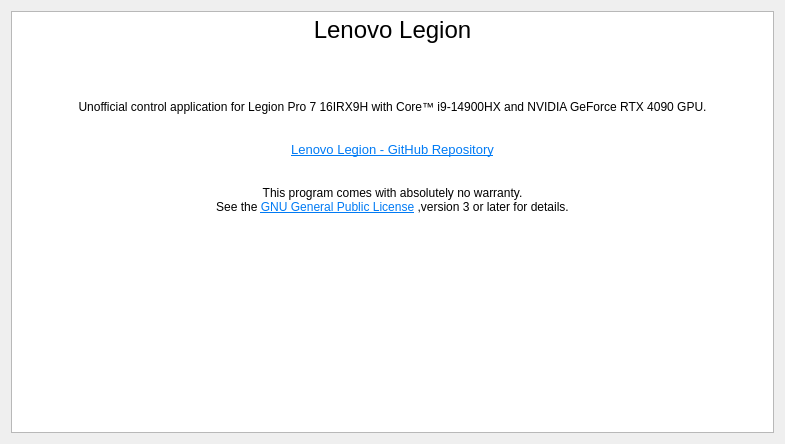
Qt form LenovoLegion/LenovoLegion-Application/AboutWindow.ui (bolekjar/LenovoLegion) before a commit.
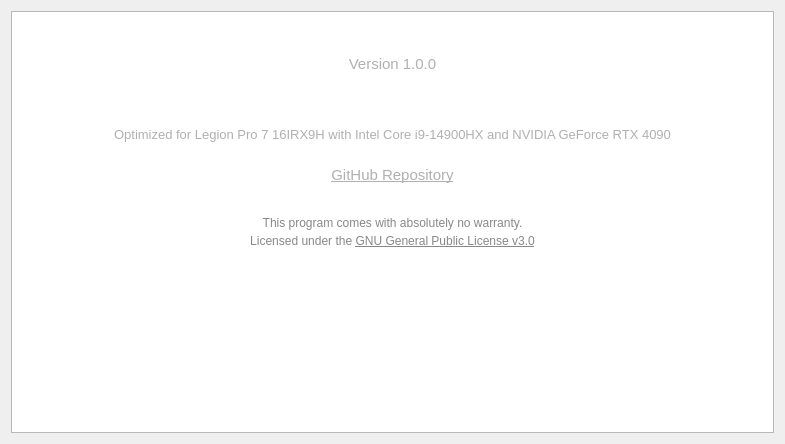
The same form after that commit. Icons and pictures are not drawn.

Commit message: Lenovo Legion Toolkit - Initial version

```diff
--- a/LenovoLegion/LenovoLegion-Application/AboutWindow.ui
+++ b/LenovoLegion/LenovoLegion-Application/AboutWindow.ui
@@ -39,20 +39,14 @@
 li.unchecked::marker { content: &quot;\2610&quot;; }
 li.checked::marker { content: &quot;\2612&quot;; }
 &lt;/style&gt;&lt;/head&gt;&lt;body style=&quot; font-family:'Sans Serif'; font-size:9pt; font-weight:400; font-style:normal;&quot;&gt;
-&lt;p align=&quot;center&quot; style=&quot; margin-top:0px; margin-bottom:0px; margin-left:0px; margin-right:0px; -qt-block-indent:0; text-indent:0px;&quot;&gt;&lt;img src=&quot;:/images/icons/LenovoLegionIco.png&quot; /&gt;&lt;/p&gt;
-&lt;p align=&quot;center&quot; style=&quot; margin-top:0px; margin-bottom:0px; margin-left:0px; margin-right:0px; -qt-block-indent:0; text-indent:0px;&quot;&gt;&lt;span style=&quot; font-size:18pt;&quot;&gt;Lenovo Legion&lt;/span&gt;&lt;/p&gt;
-&lt;p style=&quot;-qt-paragraph-type:empty; margin-top:0px; margin-bottom:0px; margin-left:0px; margin-right:0px; -qt-block-indent:0; text-indent:0px; font-size:18pt;&quot;&gt;&lt;br /&gt;&lt;/p&gt;
-&lt;p style=&quot;-qt-paragraph-type:empty; margin-top:0px; margin-bottom:0px; margin-left:0px; margin-right:0px; -qt-block-indent:0; text-indent:0px;&quot;&gt;&lt;br /&gt;&lt;/p&gt;
-&lt;p style=&quot;-qt-paragraph-type:empty; margin-top:0px; margin-bottom:0px; margin-left:0px; margin-right:0px; -qt-block-indent:0; text-indent:0px;&quot;&gt;&lt;br /&gt;&lt;/p&gt;
-&lt;p align=&quot;center&quot; style=&quot; margin-top:0px; margin-bottom:0px; margin-left:0px; margin-right:0px; -qt-block-indent:0; text-indent:0px;&quot;&gt;Unofficial control application for Legion Pro 7 16IRX9H with Core™ i9-14900HX and NVIDIA GeForce RTX 4090 GPU.&lt;/p&gt;
-&lt;p style=&quot;-qt-paragraph-type:empty; margin-top:0px; margin-bottom:0px; margin-left:0px; margin-right:0px; -qt-block-indent:0; text-indent:0px;&quot;&gt;&lt;br /&gt;&lt;/p&gt;
-&lt;p style=&quot;-qt-paragraph-type:empty; margin-top:0px; margin-bottom:0px; margin-left:0px; margin-right:0px; -qt-block-indent:0; text-indent:0px;&quot;&gt;&lt;br /&gt;&lt;/p&gt;
-&lt;p align=&quot;center&quot; style=&quot; margin-top:0px; margin-bottom:0px; margin-left:0px; margin-right:0px; -qt-block-indent:0; text-indent:0px;&quot;&gt;&lt;a href=&quot;https://github.com/bolekjar/LenovoLegion&quot;&gt;&lt;span style=&quot; font-size:10pt; text-decoration: underline; color:#007af4;&quot;&gt;Lenovo Legion - GitHub Repository&lt;/span&gt;&lt;/a&gt;&lt;/p&gt;
-&lt;p align=&quot;center&quot; style=&quot;-qt-paragraph-type:empty; margin-top:0px; margin-bottom:0px; margin-left:0px; margin-right:0px; -qt-block-indent:0; text-indent:0px;&quot;&gt;&lt;br /&gt;&lt;/p&gt;
-&lt;p style=&quot;-qt-paragraph-type:empty; margin-top:0px; margin-bottom:0px; margin-left:0px; margin-right:0px; -qt-block-indent:0; text-indent:0px; font-size:10pt; text-decoration: underline; color:#007af4;&quot;&gt;&lt;br /&gt;&lt;/p&gt;
-&lt;p align=&quot;center&quot; style=&quot; margin-top:0px; margin-bottom:0px; margin-left:0px; margin-right:0px; -qt-block-indent:0; text-indent:0px;&quot;&gt;This program comes with absolutely no warranty.&lt;/p&gt;
-&lt;p align=&quot;center&quot; style=&quot; margin-top:0px; margin-bottom:0px; margin-left:0px; margin-right:0px; -qt-block-indent:0; text-indent:0px;&quot;&gt;See the &lt;a href=&quot;https://www.gnu.org/licenses/gpl-3.0.html&quot;&gt;&lt;span style=&quot; text-decoration: underline; color:#007af4;&quot;&gt;GNU General Public License&lt;/span&gt;&lt;/a&gt; ,version 3 or later for details.&lt;/p&gt;
-&lt;p align=&quot;center&quot; style=&quot;-qt-paragraph-type:empty; margin-top:0px; margin-bottom:0px; margin-left:0px; margin-right:0px; -qt-block-indent:0; text-indent:0px;&quot;&gt;&lt;br /&gt;&lt;/p&gt;&lt;/body&gt;&lt;/html&gt;</string>
+&lt;p align=&quot;center&quot; style=&quot; margin-top:12px; margin-bottom:12px; margin-left:0px; margin-right:0px; -qt-block-indent:0; text-indent:0px;&quot;&gt;&lt;img src=&quot;:/images/icons/LenovoLegionIco.png&quot; /&gt;&lt;/p&gt;
+&lt;p align=&quot;center&quot; style=&quot; margin-top:8px; margin-bottom:8px; margin-left:0px; margin-right:0px; -qt-block-indent:0; text-indent:0px;&quot;&gt;&lt;span style=&quot; font-size:20pt; font-weight:600; color:#ffffff;&quot;&gt;Lenovo Legion Linux Toolkit&lt;/span&gt;&lt;/p&gt;
+&lt;p align=&quot;center&quot; style=&quot; margin-top:4px; margin-bottom:4px; margin-left:0px; margin-right:0px; -qt-block-indent:0; text-indent:0px;&quot;&gt;&lt;span style=&quot; font-size:11pt; color:#b0b0b0;&quot;&gt;Version 1.0.0&lt;/span&gt;&lt;/p&gt;
+&lt;p align=&quot;center&quot; style=&quot; margin-top:24px; margin-bottom:12px; margin-left:40px; margin-right:40px; -qt-block-indent:0; text-indent:0px;&quot;&gt;&lt;span style=&quot; font-size:11pt; color:#ffffff;&quot;&gt;Advanced control application for Lenovo Legion laptops on Linux&lt;/span&gt;&lt;/p&gt;
+&lt;p align=&quot;center&quot; style=&quot; margin-top:4px; margin-bottom:12px; margin-left:40px; margin-right:40px; -qt-block-indent:0; text-indent:0px;&quot;&gt;&lt;span style=&quot; font-size:10pt; color:#b0b0b0;&quot;&gt;Optimized for Legion Pro 7 16IRX9H with Intel Core i9-14900HX and NVIDIA GeForce RTX 4090&lt;/span&gt;&lt;/p&gt;
+&lt;p align=&quot;center&quot; style=&quot; margin-top:24px; margin-bottom:8px; margin-left:0px; margin-right:0px; -qt-block-indent:0; text-indent:0px;&quot;&gt;&lt;a href=&quot;https://github.com/bolekjar/LenovoLegion&quot;&gt;&lt;span style=&quot; font-size:11pt; text-decoration: underline; color:#b0b0b0;&quot;&gt;GitHub Repository&lt;/span&gt;&lt;/a&gt;&lt;/p&gt;
+&lt;p align=&quot;center&quot; style=&quot; margin-top:32px; margin-bottom:4px; margin-left:0px; margin-right:0px; -qt-block-indent:0; text-indent:0px;&quot;&gt;&lt;span style=&quot; color:#888888;&quot;&gt;This program comes with absolutely no warranty.&lt;/span&gt;&lt;/p&gt;
+&lt;p align=&quot;center&quot; style=&quot; margin-top:4px; margin-bottom:12px; margin-left:0px; margin-right:0px; -qt-block-indent:0; text-indent:0px;&quot;&gt;&lt;span style=&quot; color:#888888;&quot;&gt;Licensed under the &lt;/span&gt;&lt;a href=&quot;https://www.gnu.org/licenses/gpl-3.0.html&quot;&gt;&lt;span style=&quot; text-decoration: underline; color:#888888;&quot;&gt;GNU General Public License v3.0&lt;/span&gt;&lt;/a&gt;&lt;/p&gt;&lt;/body&gt;&lt;/html&gt;</string>
      </property>
      <property name="openExternalLinks">
       <bool>true</bool>
```
Left out of the diff: 10 changed lines with no effect on the pictures. The commit also changes 334 other files.
